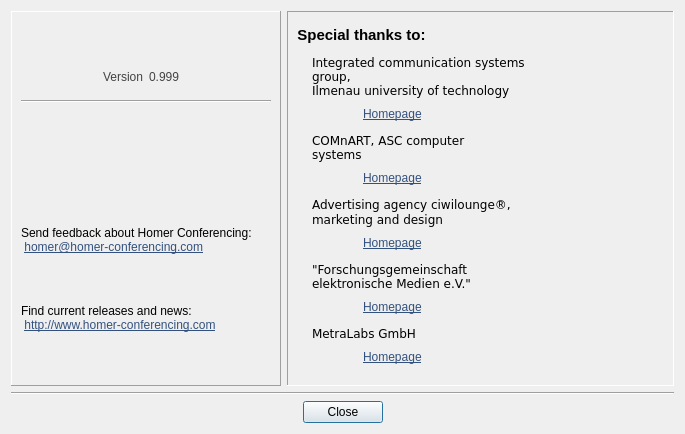
Old version of the form Homer/forms/Dialogs/VersionDialog.ui in the repository Homer-Conferencing/Homer-Conferencing.
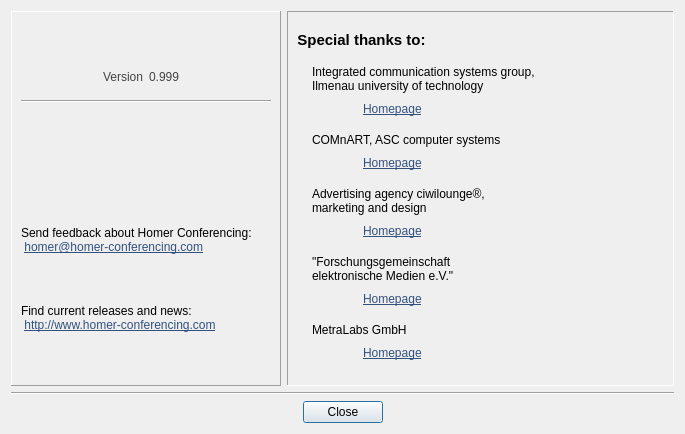
New version of the form. Icons and pictures are not drawn.

```diff
--- a/Homer/forms/Dialogs/VersionDialog.ui
+++ b/Homer/forms/Dialogs/VersionDialog.ui
@@ -437,13 +437,6 @@
                 <height>16777215</height>
                </size>
               </property>
-              <property name="font">
-               <font>
-                <family>Bitstream Vera Sans</family>
-                <pointsize>9</pointsize>
-                <italic>false</italic>
-               </font>
-              </property>
               <property name="text">
                <string>&lt;!DOCTYPE HTML PUBLIC &quot;-//W3C//DTD HTML 4.0//EN&quot; &quot;http://www.w3.org/TR/REC-html40/strict.dtd&quot;&gt;
 &lt;html&gt;&lt;head&gt;&lt;meta name=&quot;qrichtext&quot; content=&quot;1&quot; /&gt;&lt;style type=&quot;text/css&quot;&gt;
@@ -676,13 +669,6 @@
                 <height>16777215</height>
                </size>
               </property>
-              <property name="font">
-               <font>
-                <family>Bitstream Vera Sans</family>
-                <pointsize>9</pointsize>
-                <italic>false</italic>
-               </font>
-              </property>
               <property name="text">
                <string>&lt;!DOCTYPE HTML PUBLIC &quot;-//W3C//DTD HTML 4.0//EN&quot; &quot;http://www.w3.org/TR/REC-html40/strict.dtd&quot;&gt;
 &lt;html&gt;&lt;head&gt;&lt;meta name=&quot;qrichtext&quot; content=&quot;1&quot; /&gt;&lt;style type=&quot;text/css&quot;&gt;
@@ -918,13 +904,6 @@
                 <height>16777215</height>
                </size>
               </property>
-              <property name="font">
-               <font>
-                <family>Bitstream Vera Sans</family>
-                <pointsize>9</pointsize>
-                <italic>false</italic>
-               </font>
-              </property>
               <property name="text">
                <string>&lt;!DOCTYPE HTML PUBLIC &quot;-//W3C//DTD HTML 4.0//EN&quot; &quot;http://www.w3.org/TR/REC-html40/strict.dtd&quot;&gt;
 &lt;html&gt;&lt;head&gt;&lt;meta name=&quot;qrichtext&quot; content=&quot;1&quot; /&gt;&lt;style type=&quot;text/css&quot;&gt;
@@ -1158,13 +1137,6 @@
                 <height>16777215</height>
                </size>
               </property>
-              <property name="font">
-               <font>
-                <family>Bitstream Vera Sans</family>
-                <pointsize>9</pointsize>
-                <italic>false</italic>
-               </font>
-              </property>
               <property name="text">
                <string>&lt;!DOCTYPE HTML PUBLIC &quot;-//W3C//DTD HTML 4.0//EN&quot; &quot;http://www.w3.org/TR/REC-html40/strict.dtd&quot;&gt;
 &lt;html&gt;&lt;head&gt;&lt;meta name=&quot;qrichtext&quot; content=&quot;1&quot; /&gt;&lt;style type=&quot;text/css&quot;&gt;
@@ -1400,13 +1372,6 @@
                 <height>16777215</height>
                </size>
               </property>
-              <property name="font">
-               <font>
-                <family>Bitstream Vera Sans</family>
-                <pointsize>9</pointsize>
-                <italic>false</italic>
-               </font>
-              </property>
               <property name="text">
                <string>&lt;!DOCTYPE HTML PUBLIC &quot;-//W3C//DTD HTML 4.0//EN&quot; &quot;http://www.w3.org/TR/REC-html40/strict.dtd&quot;&gt;
 &lt;html&gt;&lt;head&gt;&lt;meta name=&quot;qrichtext&quot; content=&quot;1&quot; /&gt;&lt;style type=&quot;text/css&quot;&gt;
```
